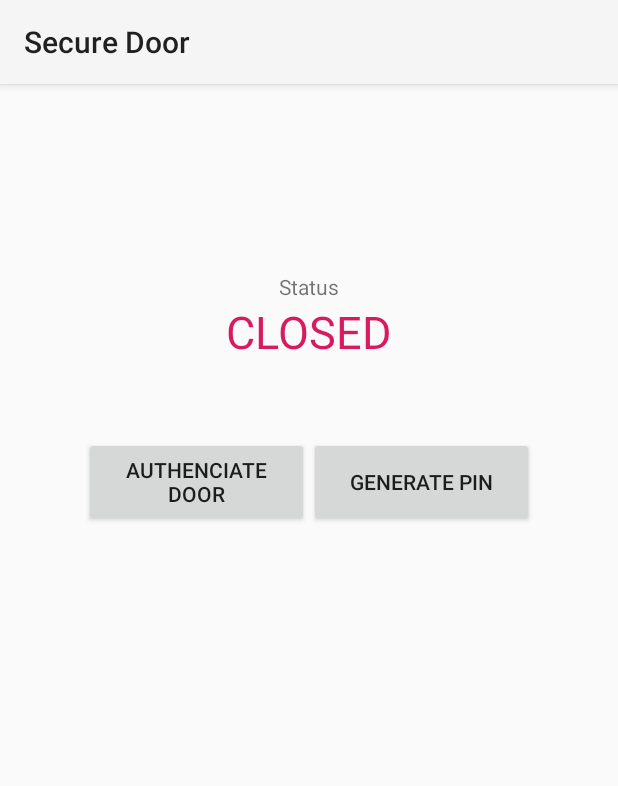
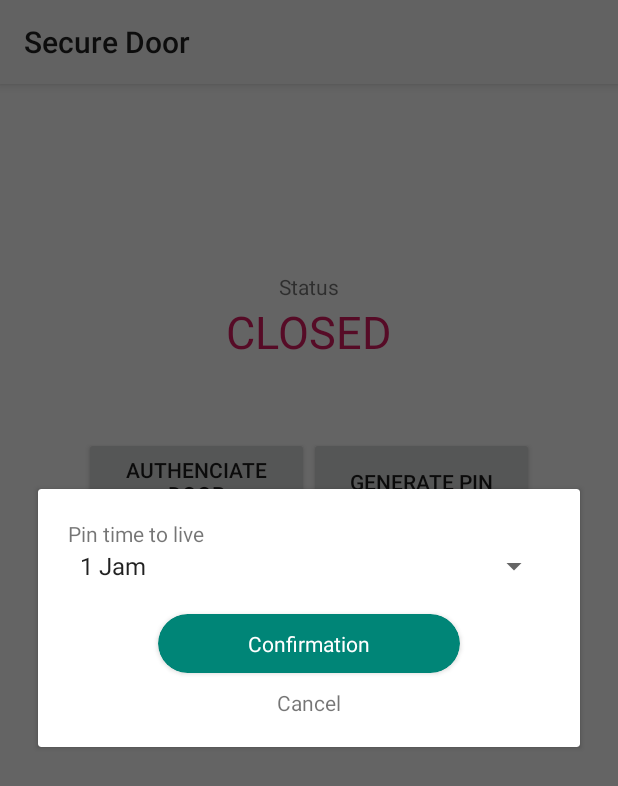
Before and after one commit to setiawanhu/secure-door-android, an Android app: the screen it shows after launch (MainActivity), after a tap on "GENERATE PIN", on a phone screen of 412 x 824 dp. Shown: the top 786 px of the screen. Run offline under Robolectric (Android 15) with nearby library versions, the phone set to English and light mode, and no system bars; libraries missing offline, so code that uses them is left out: org.eclipse.paho; 7 statements that could not run were skipped.

Commit message:
Add pin generator confirmation dialog on main actiivty

```diff
--- a/app/src/main/java/id/ac/ukdw/securedoor/MainActivity.java
+++ b/app/src/main/java/id/ac/ukdw/securedoor/MainActivity.java
@@ -1,12 +1,18 @@
 package id.ac.ukdw.securedoor;
 
+import android.app.Dialog;
 import android.content.Context;
 import android.content.Intent;
+import android.graphics.Color;
+import android.graphics.drawable.ColorDrawable;
 import android.support.annotation.Nullable;
 import android.support.v7.app.AppCompatActivity;
 import android.os.Bundle;
+import android.support.v7.widget.CardView;
 import android.view.View;
+import android.widget.ArrayAdapter;
 import android.widget.LinearLayout;
+import android.widget.Spinner;
 import android.widget.TextView;
 import android.widget.Toast;
 
@@ -36,6 +42,8 @@ public class MainActivity extends AppCompatActivity {
     private TextView txtStatus;
     private LinearLayout layoutPin;
     private TextView txtPin;
+
+    private Dialog confirmationDialog;
 
     @Override
     protected void onCreate(Bundle savedInstanceState) {
@@ -172,12 +180,79 @@ public class MainActivity extends AppCompatActivity {
     }
 
     /**
+     * Show generate pin confirmation dialog view
+     *
+     * @param v
+     */
+    public void showConfirmationPin(View v) {
+        confirmationDialog = new Dialog(this);
+        confirmationDialog.setContentView(R.layout.dialog_confimation);
+
+        confirmationDialog.getWindow().setBackgroundDrawable(new ColorDrawable(Color.TRANSPARENT));
+
+        //Attributes
+        final Spinner spinnerTime = confirmationDialog.findViewById(R.id.spinnerTime);
+        CardView btnConfirmation = confirmationDialog.findViewById(R.id.btnConfirmation);
+        TextView btnCancel = confirmationDialog.findViewById(R.id.btnCancel);
+
+        /**
+         * Event Listener
+         * --------------
+         *
+         * Confirmation button event listener
+         *
+         */
+        btnConfirmation.setOnClickListener(new View.OnClickListener() {
+            @Override
+            public void onClick(View v) {
+                String time = spinnerTime.getSelectedItem().toString();
+
+                switch (time){
+                    case "1 Jam":
+                        time = "1";
+                        break;
+                    case "1 Hari":
+                        time = "2";
+                        break;
+                    case "7 Hari":
+                        time = "3";
+                        break;
+                }
+
+                confirmationDialog.dismiss();
+                publishPin(time);
+            }
+        });
+
+        /**
+         * Event Listener
+         * --------------
+         *
+         * Cancel button event listener
+         *
+         */
+        btnCancel.setOnClickListener(new View.OnClickListener() {
+            @Override
+            public void onClick(View v) {
+                confirmationDialog.dismiss();
+            }
+        });
+
+        //Set the spinner data
+        ArrayAdapter<String> spinnerAdapter = new ArrayAdapter<String>(mContext,
+                android.R.layout.simple_spinner_item, getResources().getStringArray(R.array.range));
+        spinnerAdapter.setDropDownViewResource(android.R.layout.simple_spinner_dropdown_item);
+        spinnerTime.setAdapter(spinnerAdapter);
+
+        confirmationDialog.show();
+    }
+
+    /**
      * Publish a message to /light topic
      *
-     * @param v View
      */
-    public void publishPin(View v) {
-        String payload = StringUtil.getRandomNumberString();
+    public void publishPin(String time) {
+        String payload = StringUtil.getRandomNumberString() + "-" + time;
         byte[] encodedPayload = new byte[0];
 
         try {
@@ -228,24 +303,38 @@ public class MainActivity extends AppCompatActivity {
         @Override
         public void messageArrived(String topic, MqttMessage message) throws Exception {
             //message retrieved callback
+            NotificationHelper notification;
+            String payload = new String(message.getPayload());
+
             switch (topic) {
                 case ShiftrIO.PIN_TOPIC:
-                    txtPin.setText(new String(message.getPayload()));
+                    if (payload.equalsIgnoreCase("request")) {
+                        notification = new NotificationHelper(mContext, 100);
+
+                        notification.buildNotification("Ding Dong", "Someone wants to get into you house");
+                        notification.send();
+                    } else if (payload.equalsIgnoreCase("failed")) {
+                        Toast.makeText(mContext, "Pin exceed the limit", Toast.LENGTH_SHORT).show();
+                    } else {
+                        txtPin.setText(payload.substring(0, 6));
+                    }
+
                     showPin();
-
                     break;
                 case ShiftrIO.DOOR_TOPIC:
-                    String payload = new String(message.getPayload());
-
+                    //Set the status text color
                     if (payload.equals("opened")) {
                         txtStatus.setTextColor(mContext.getResources().getColor(R.color.colorPrimary));
                     } else if(payload.equals("closed")) {
                         txtStatus.setTextColor(mContext.getResources().getColor(R.color.colorAccent));
                     } else if (payload.equals("emergency")) {
-                        NotificationHelper notification = new NotificationHelper(mContext, 500);
+                        //Send the emergency notification
+                        notification = new NotificationHelper(mContext, 500);
 
                         notification.buildNotification("Emergency", "Someone breach your home");
                         notification.send();
+
+                        txtStatus.setTextColor(mContext.getResources().getColor(R.color.colorAccent));
                     }
 
                     txtStatus.setText(payload.toUpperCase());
--- a/app/src/main/res/layout/activity_main.xml
+++ b/app/src/main/res/layout/activity_main.xml
@@ -41,7 +41,7 @@
             android:layout_width="150dp"
             android:layout_height="60dp"
             android:text="@string/generate_pin"
-            android:onClick="publishPin"/>
+            android:onClick="showConfirmationPin"/>
     </LinearLayout>
 
     <LinearLayout
@@ -69,8 +69,9 @@
             android:layout_width="wrap_content"
             android:layout_height="wrap_content"
             android:text="@string/share"
+            android:drawableLeft="@drawable/ic_share"
+            android:drawablePadding="10dp"
             android:onClick="share"/>
     </LinearLayout>
 
-
 </LinearLayout>
```
